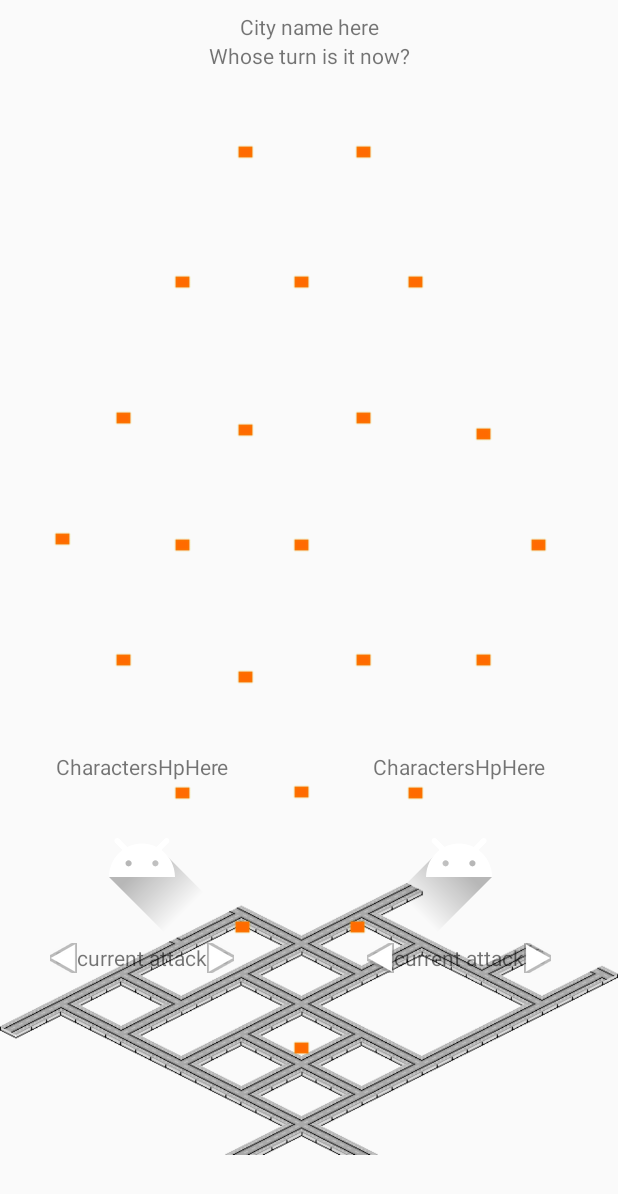
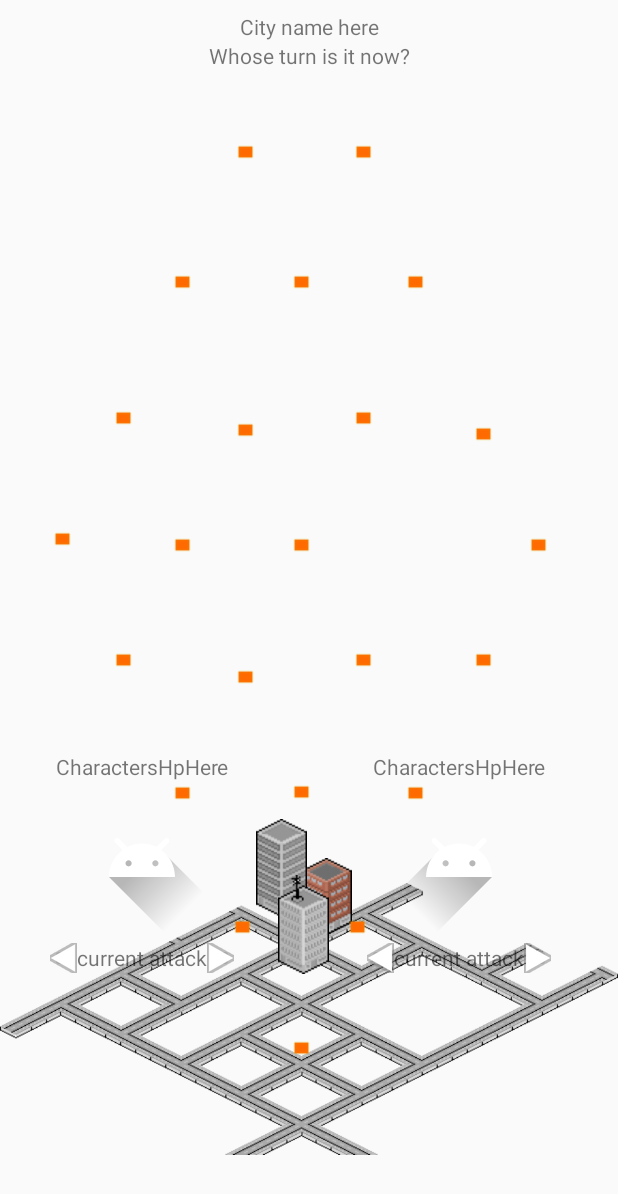
Before and after one commit to Alex-Lakin/GodzillaKaijuBattle, an Android app: the layout activity_game.xml on its own in the app's theme, with its tools: preview values and no code run, on a phone screen of 412 x 824 dp. Shown: the top 1194 px of the screen. Run offline under Robolectric (Android 15) with nearby library versions, the phone set to English and light mode, and no system bars.

```diff
--- a/GodzillaProject/app/src/main/res/layout/activity_game.xml
+++ b/GodzillaProject/app/src/main/res/layout/activity_game.xml
@@ -67,7 +67,7 @@
         android:layout_marginStart="8dp"
         android:background="@android:drawable/list_selector_background"
         android:onClick="onClickedBuildingButton"
-        android:visibility="gone"
+        android:visibility="visible"
         app:layout_constraintBottom_toBottomOf="parent"
         app:layout_constraintEnd_toEndOf="parent"
         app:layout_constraintHorizontal_bias="0.52"
@@ -84,7 +84,7 @@
         android:layout_marginStart="8dp"
         android:background="@android:drawable/list_selector_background"
         android:onClick="onClickedBuildingButton"
-        android:visibility="gone"
+        android:visibility="visible"
         app:layout_constraintBottom_toBottomOf="parent"
         app:layout_constraintEnd_toEndOf="parent"
         app:layout_constraintHorizontal_bias="0.44"
@@ -101,7 +101,7 @@
         android:layout_marginStart="8dp"
         android:background="@android:drawable/list_selector_background"
         android:onClick="onClickedBuildingButton"
-        android:visibility="gone"
+        android:visibility="visible"
         app:layout_constraintBottom_toBottomOf="parent"
         app:layout_constraintEnd_toEndOf="parent"
         app:layout_constraintHorizontal_bias="0.48"
@@ -109,138 +109,6 @@
         app:layout_constraintTop_toTopOf="parent"
         app:layout_constraintVertical_bias="0.77"
         app:srcCompat="@drawable/building1" />
-
-    <TextView
-        android:id="@+id/cityTextViewId"
-        android:layout_width="wrap_content"
-        android:layout_height="wrap_content"
-        android:layout_marginTop="8dp"
-        android:text="City name here"
-        app:layout_constraintEnd_toEndOf="parent"
-        app:layout_constraintHorizontal_bias="0.5"
-        app:layout_constraintStart_toStartOf="parent"
-        app:layout_constraintTop_toTopOf="parent" />
-
-    <TextView
-        android:id="@+id/playerTurnTextViewId"
-        android:layout_width="wrap_content"
-        android:layout_height="wrap_content"
-        android:text="Whose turn is it now?"
-        app:layout_constraintEnd_toEndOf="parent"
-        app:layout_constraintStart_toStartOf="parent"
-        app:layout_constraintTop_toBottomOf="@+id/cityTextViewId" />
-
-    <TextView
-        android:id="@+id/TestTextView"
-        android:layout_width="wrap_content"
-        android:layout_height="wrap_content"
-        android:layout_marginLeft="8dp"
-        android:layout_marginStart="8dp"
-        android:layout_marginTop="8dp"
-        app:layout_constraintStart_toStartOf="parent"
-        app:layout_constraintTop_toTopOf="parent" />
-
-    <TextView
-        android:id="@+id/p1StatsTextViewId"
-        android:layout_width="wrap_content"
-        android:layout_height="wrap_content"
-        android:text="CharactersHpHere"
-        android:visibility="visible"
-        app:layout_constraintBottom_toTopOf="@+id/player1ImageButtonId"
-        app:layout_constraintEnd_toEndOf="@+id/player1ImageButtonId"
-        app:layout_constraintStart_toStartOf="@+id/player1ImageButtonId" />
-
-    <TextView
-        android:id="@+id/p1CurrentAttackTextViewId"
-        android:layout_width="wrap_content"
-        android:layout_height="wrap_content"
-        android:layout_marginEnd="8dp"
-        android:layout_marginLeft="8dp"
-        android:layout_marginRight="8dp"
-        android:layout_marginStart="8dp"
-        android:text="current attack"
-        android:visibility="visible"
-        app:layout_constraintEnd_toEndOf="@+id/player1ImageButtonId"
-        app:layout_constraintStart_toStartOf="@+id/player1ImageButtonId"
-        app:layout_constraintTop_toBottomOf="@+id/player1ImageButtonId" />
-
-    <TextView
-        android:id="@+id/p2StatsTextViewId"
-        android:layout_width="wrap_content"
-        android:layout_height="wrap_content"
-        android:text="CharactersHpHere"
-        app:layout_constraintBottom_toTopOf="@+id/player2ImageButtonId"
-        app:layout_constraintEnd_toEndOf="@+id/player2ImageButtonId"
-        app:layout_constraintStart_toStartOf="@+id/player2ImageButtonId" />
-
-    <TextView
-        android:id="@+id/p2CurrentAttackTextViewId"
-        android:layout_width="wrap_content"
-        android:layout_height="wrap_content"
-        android:layout_marginEnd="8dp"
-        android:layout_marginLeft="8dp"
-        android:layout_marginRight="8dp"
-        android:layout_marginStart="8dp"
-        android:text="current attack"
-        app:layout_constraintEnd_toEndOf="@+id/player2ImageButtonId"
-        app:layout_constraintStart_toStartOf="@+id/player2ImageButtonId"
-        app:layout_constraintTop_toBottomOf="@+id/player2ImageButtonId" />
-
-    <ImageButton
-        android:id="@+id/clickAnywhereElseImageButtonId"
-        android:layout_width="771dp"
-        android:layout_height="448dp"
-        android:layout_marginBottom="8dp"
-        android:layout_marginEnd="8dp"
-        android:layout_marginRight="8dp"
-        android:background="@android:drawable/list_selector_background"
-        android:onClick="onClickedAnwhereElseButton"
-        android:visibility="gone"
-        app:layout_constraintBottom_toBottomOf="parent"
-        app:layout_constraintEnd_toEndOf="parent"
-        app:layout_constraintStart_toStartOf="parent"
-        app:layout_constraintTop_toTopOf="parent"
-        app:srcCompat="@android:drawable/list_selector_background" />
-
-    <ImageButton
-        android:id="@+id/p1NextAttkImageButtonId"
-        android:layout_width="18dp"
-        android:layout_height="20dp"
-        android:onClick="onClickedPlayerNextAttack"
-        android:visibility="visible"
-        app:layout_constraintStart_toEndOf="@+id/p1CurrentAttackTextViewId"
-        app:layout_constraintTop_toTopOf="@+id/p1CurrentAttackTextViewId"
-        app:srcCompat="@android:drawable/ic_media_play" />
-
-    <ImageButton
-        android:id="@+id/p1PrevAttkImageButtonId"
-        android:layout_width="18dp"
-        android:layout_height="20dp"
-        android:onClick="onClickedPlayerPrevAttack"
-        android:scaleX="-1"
-        android:visibility="visible"
-        app:layout_constraintEnd_toStartOf="@+id/p1CurrentAttackTextViewId"
-        app:layout_constraintTop_toTopOf="@+id/p1CurrentAttackTextViewId"
-        app:srcCompat="@android:drawable/ic_media_play" />
-
-    <ImageButton
-        android:id="@+id/p2NextAttkImageButtonId"
-        android:layout_width="18dp"
-        android:layout_height="20dp"
-        android:onClick="onClickedPlayerNextAttack"
-        app:layout_constraintStart_toEndOf="@+id/p2CurrentAttackTextViewId"
-        app:layout_constraintTop_toTopOf="@+id/p2CurrentAttackTextViewId"
-        app:srcCompat="@android:drawable/ic_media_play" />
-
-    <ImageButton
-        android:id="@+id/p2PrevAttkImageButtonId"
-        android:layout_width="18dp"
-        android:layout_height="20dp"
-        android:onClick="onClickedPlayerPrevAttack"
-        android:scaleX="-1"
-        app:layout_constraintEnd_toStartOf="@+id/p2CurrentAttackTextViewId"
-        app:layout_constraintTop_toTopOf="@+id/p2CurrentAttackTextViewId"
-        app:srcCompat="@android:drawable/ic_media_play" />
 
     <ImageButton
         android:id="@+id/citizensImageButtonId23"
@@ -564,4 +432,136 @@
         app:layout_constraintVertical_bias="0.43"
         app:srcCompat="@drawable/citizen4" />
 
+    <ImageButton
+        android:id="@+id/clickAnywhereElseImageButtonId"
+        android:layout_width="771dp"
+        android:layout_height="448dp"
+        android:layout_marginBottom="8dp"
+        android:layout_marginEnd="8dp"
+        android:layout_marginRight="8dp"
+        android:background="@android:drawable/list_selector_background"
+        android:onClick="onClickedAnwhereElseButton"
+        android:visibility="gone"
+        app:layout_constraintBottom_toBottomOf="parent"
+        app:layout_constraintEnd_toEndOf="parent"
+        app:layout_constraintStart_toStartOf="parent"
+        app:layout_constraintTop_toTopOf="parent"
+        app:srcCompat="@android:drawable/list_selector_background" />
+
+    <ImageButton
+        android:id="@+id/p2PrevAttkImageButtonId"
+        android:layout_width="18dp"
+        android:layout_height="20dp"
+        android:onClick="onClickedPlayerPrevAttack"
+        android:scaleX="-1"
+        app:layout_constraintEnd_toStartOf="@+id/p2CurrentAttackTextViewId"
+        app:layout_constraintTop_toTopOf="@+id/p2CurrentAttackTextViewId"
+        app:srcCompat="@android:drawable/ic_media_play" />
+
+    <ImageButton
+        android:id="@+id/p2NextAttkImageButtonId"
+        android:layout_width="18dp"
+        android:layout_height="20dp"
+        android:onClick="onClickedPlayerNextAttack"
+        app:layout_constraintStart_toEndOf="@+id/p2CurrentAttackTextViewId"
+        app:layout_constraintTop_toTopOf="@+id/p2CurrentAttackTextViewId"
+        app:srcCompat="@android:drawable/ic_media_play" />
+
+    <ImageButton
+        android:id="@+id/p1PrevAttkImageButtonId"
+        android:layout_width="18dp"
+        android:layout_height="20dp"
+        android:onClick="onClickedPlayerPrevAttack"
+        android:scaleX="-1"
+        android:visibility="visible"
+        app:layout_constraintEnd_toStartOf="@+id/p1CurrentAttackTextViewId"
+        app:layout_constraintTop_toTopOf="@+id/p1CurrentAttackTextViewId"
+        app:srcCompat="@android:drawable/ic_media_play" />
+
+    <ImageButton
+        android:id="@+id/p1NextAttkImageButtonId"
+        android:layout_width="18dp"
+        android:layout_height="20dp"
+        android:onClick="onClickedPlayerNextAttack"
+        android:visibility="visible"
+        app:layout_constraintStart_toEndOf="@+id/p1CurrentAttackTextViewId"
+        app:layout_constraintTop_toTopOf="@+id/p1CurrentAttackTextViewId"
+        app:srcCompat="@android:drawable/ic_media_play" />
+
+    <TextView
+        android:id="@+id/p1CurrentAttackTextViewId"
+        android:layout_width="wrap_content"
+        android:layout_height="wrap_content"
+        android:layout_marginEnd="8dp"
+        android:layout_marginLeft="8dp"
+        android:layout_marginRight="8dp"
+        android:layout_marginStart="8dp"
+        android:text="current attack"
+        android:visibility="visible"
+        app:layout_constraintEnd_toEndOf="@+id/player1ImageButtonId"
+        app:layout_constraintStart_toStartOf="@+id/player1ImageButtonId"
+        app:layout_constraintTop_toBottomOf="@+id/player1ImageButtonId" />
+
+    <TextView
+        android:id="@+id/p2StatsTextViewId"
+        android:layout_width="wrap_content"
+        android:layout_height="wrap_content"
+        android:text="CharactersHpHere"
+        app:layout_constraintBottom_toTopOf="@+id/player2ImageButtonId"
+        app:layout_constraintEnd_toEndOf="@+id/player2ImageButtonId"
+        app:layout_constraintStart_toStartOf="@+id/player2ImageButtonId" />
+
+    <TextView
+        android:id="@+id/cityTextViewId"
+        android:layout_width="wrap_content"
+        android:layout_height="wrap_content"
+        android:layout_marginTop="8dp"
+        android:text="City name here"
+        app:layout_constraintEnd_toEndOf="parent"
+        app:layout_constraintHorizontal_bias="0.5"
+        app:layout_constraintStart_toStartOf="parent"
+        app:layout_constraintTop_toTopOf="parent" />
+
+    <TextView
+        android:id="@+id/p2CurrentAttackTextViewId"
+        android:layout_width="wrap_content"
+        android:layout_height="wrap_content"
+        android:layout_marginEnd="8dp"
+        android:layout_marginLeft="8dp"
+        android:layout_marginRight="8dp"
+        android:layout_marginStart="8dp"
+        android:text="current attack"
+        app:layout_constraintEnd_toEndOf="@+id/player2ImageButtonId"
+        app:layout_constraintStart_toStartOf="@+id/player2ImageButtonId"
+        app:layout_constraintTop_toBottomOf="@+id/player2ImageButtonId" />
+
+    <TextView
+        android:id="@+id/p1StatsTextViewId"
+        android:layout_width="wrap_content"
+        android:layout_height="wrap_content"
+        android:text="CharactersHpHere"
+        android:visibility="visible"
+        app:layout_constraintBottom_toTopOf="@+id/player1ImageButtonId"
+        app:layout_constraintEnd_toEndOf="@+id/player1ImageButtonId"
+        app:layout_constraintStart_toStartOf="@+id/player1ImageButtonId" />
+
+    <TextView
+        android:id="@+id/TestTextView"
+        android:layout_width="wrap_content"
+        android:layout_height="wrap_content"
+        android:layout_marginLeft="8dp"
+        android:layout_marginStart="8dp"
+        android:layout_marginTop="8dp"
+        app:layout_constraintStart_toStartOf="parent"
+        app:layout_constraintTop_toTopOf="parent" />
+
+    <TextView
+        android:id="@+id/playerTurnTextViewId"
+        android:layout_width="wrap_content"
+        android:layout_height="wrap_content"
+        android:text="Whose turn is it now?"
+        app:layout_constraintEnd_toEndOf="parent"
+        app:layout_constraintStart_toStartOf="parent"
+        app:layout_constraintTop_toBottomOf="@+id/cityTextViewId" />
+
 </android.support.constraint.ConstraintLayout>
```
Also changed, not shown: GodzillaProject/app/src/main/java/com/example/user/godzillakaijubattle/Building.java (+9 -16 lines), GodzillaProject/app/src/main/java/com/example/user/godzillakaijubattle/GameActivity.java (+39 -8 lines).
